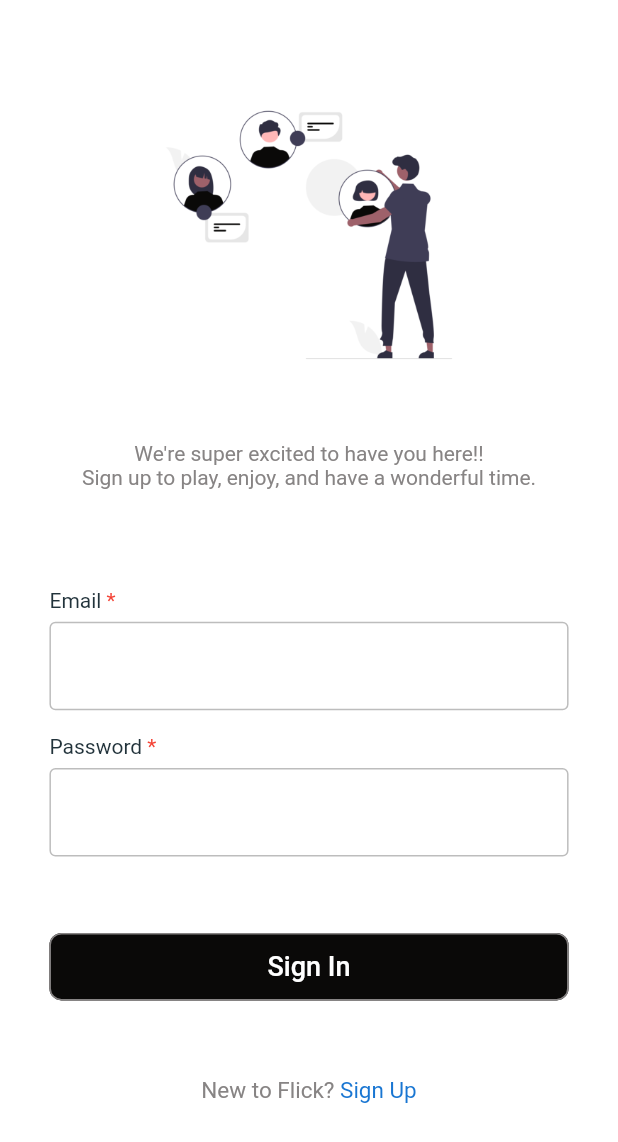
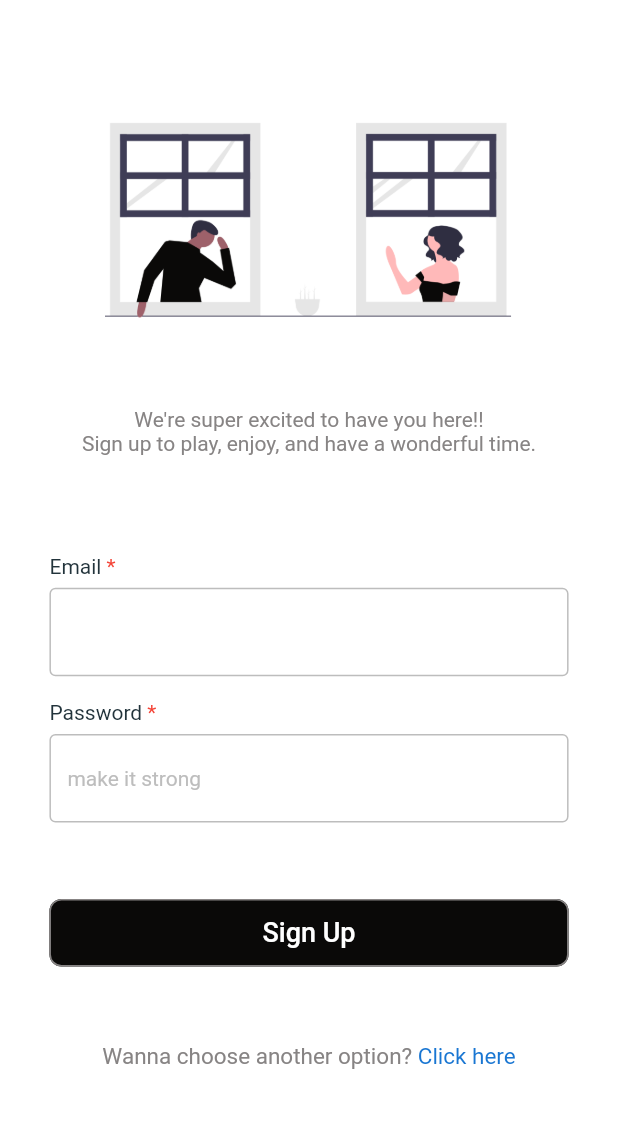
Before and after one commit to ShimronAlakkal/flick-mobile, a Flutter app: the SignUpPage screen opened directly, on a phone screen of 412 x 824 dp. Shown: the top 1142 px of the screen. Run offline on Flutter 3.47's test engine with Material 2 defaults, Android fonts, the phone set to English and light mode, and no system bars; our stand-ins replace firebase_auth, firebase_core; accounts and stored records are empty.

Commit message:
UI updation ongoing

```diff
--- a/lib/views/auth/sign_up_page.dart
+++ b/lib/views/auth/sign_up_page.dart
@@ -11,6 +11,7 @@ class SignUpPage extends StatefulWidget {
 
 class _SignUpPageState extends State<SignUpPage> {
   TopLabelTextField topLabelTextFieldInstance = TopLabelTextField();
+
   TextEditingController emailController = TextEditingController();
   TextEditingController passwordController = TextEditingController();
 
@@ -25,23 +26,19 @@ class _SignUpPageState extends State<SignUpPage> {
         padding: EdgeInsets.symmetric(horizontal: width * 0.08),
         child: ListView(
           children: [
-            SizedBox(height: height * 0.04),
+
 
             // illustration
             Center(
               child: CircleAvatar(
                 backgroundColor: Colors.transparent,
                 foregroundColor: Colors.transparent,
-                radius: width * 0.3,
-                child: Image.asset('assets/illustrations/connect.png'),
+                radius: width * 0.33,
+                child: Image.asset('assets/illustrations/bwbw.png'),
               ),
             ),
 
-            SizedBox(
-              height: height * 0.035 / 2,
-            ),
-
-            // The small desription on what to do next
+            // The small desription
             Text(
               "We're super excited to have you here!!\nSign up to play, enjoy, and have a wonderful time.",
               textAlign: TextAlign.center,
@@ -74,10 +71,10 @@ class _SignUpPageState extends State<SignUpPage> {
 
             // password field
             topLabelTextFieldInstance.topLabelTextField(
-              controller: emailController,
+              controller: passwordController,
               label: 'Password',
-              hintText: '',
-              keyboardType: TextInputType.emailAddress,
+              hintText: 'make it strong',
+              keyboardType: TextInputType.visiblePassword,
               obscureText: false,
               requiredField: true,
               maxLines: 1,
@@ -89,7 +86,7 @@ class _SignUpPageState extends State<SignUpPage> {
               height: height * 0.06,
             ),
 
-            // sign in Button
+            // sign up Button
             ElevatedButton(
               style: ElevatedButton.styleFrom(
                   backgroundColor: ColorPalette().primaryBlack,
@@ -104,7 +101,7 @@ class _SignUpPageState extends State<SignUpPage> {
               // sign user in
               onPressed: () {},
               child: const Text(
-                'Sign In',
+                'Sign Up',
                 overflow: TextOverflow.ellipsis,
                 style: TextStyle(fontSize: 18, color: Colors.white),
               ),
@@ -114,21 +111,21 @@ class _SignUpPageState extends State<SignUpPage> {
               height: height * 0.06,
             ),
 
-            // New to flick? sign up
+            // Nother options
             Row(
               mainAxisAlignment: MainAxisAlignment.center,
               crossAxisAlignment: CrossAxisAlignment.center,
               children: [
                 Text(
-                  'New to Flick? ',
+                  'Wanna choose another option?',
                   style: TextStyle(
                       fontSize: 15, color: ColorPalette().tertiaryTextColor),
                 ),
                 InkWell(
-                  // Go to sign up page
+                  // Go to si_su_router
                   onTap: () {},
                   child: Text(
-                    'Sign Up',
+                    ' Click here',
                     style:
                         TextStyle(fontSize: 15, color: ColorPalette().linkBlue),
                   ),
```
Also changed, not shown: lib/common/display_router.dart (deleted, +0 -16 lines), lib/common/top_lable_text_field.dart (deleted, +0 -73 lines), lib/views/auth/sign_in_page.dart (+6 -5 lines).
